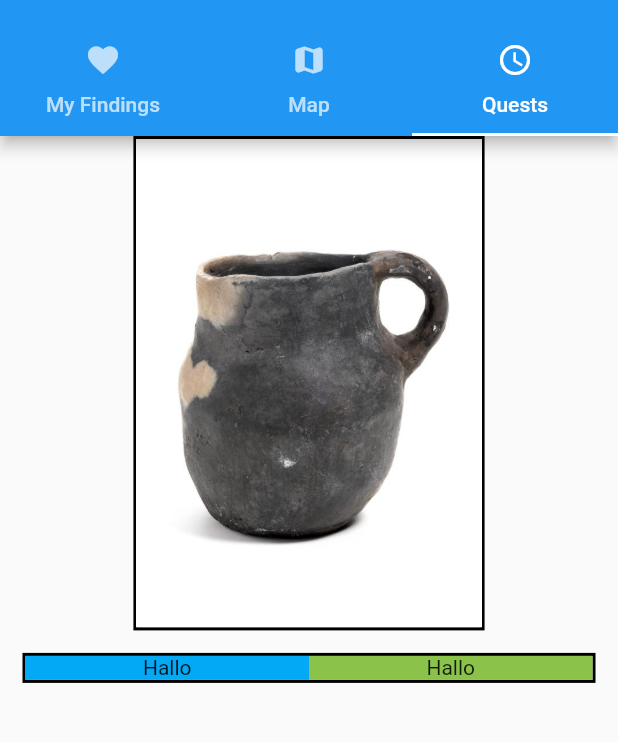
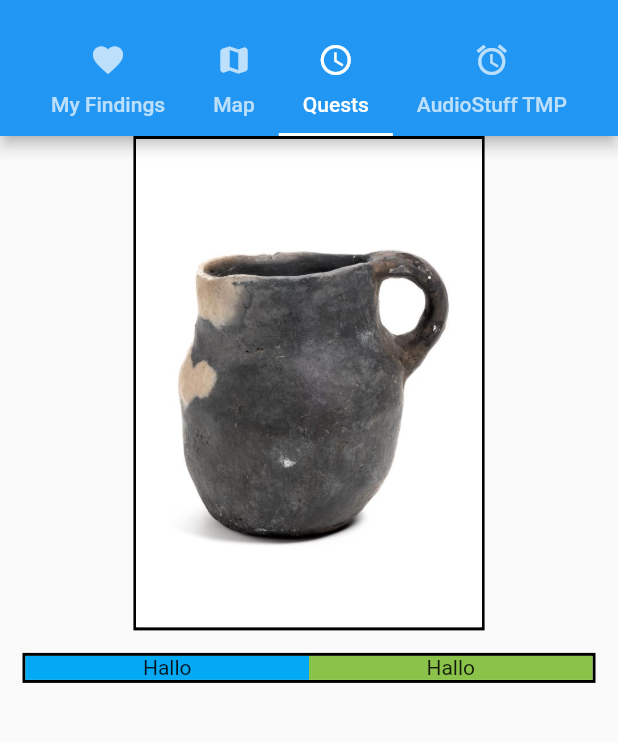
Before and after one commit to DoktorBotti/BadenHistory, a Flutter app: the screen it shows after launch, tab 3 chosen, on a phone screen of 412 x 824 dp, the part 59-801 px from its top. Run offline on Flutter 3.47's test engine with Material 2 defaults, Android fonts, the phone set to English and light mode, and no system bars; our stand-ins replace flutter_map, latlong2, shared_preferences; missing offline and left inert: flutter_map_location, flutter_map_marker_cluster; network calls fail.

Commit message:
temporary tab for sebastian

```diff
--- a/lib/main.dart
+++ b/lib/main.dart
@@ -3,7 +3,8 @@ import 'package:flutter/material.dart';
 import 'package:flutter_ws/DetailScreen.dart';
 import 'package:flutter_ws/MapScreen.dart';
 import 'package:flutter_ws/RecordsAndFetcher.dart';
-
+import 'package:flutter_ws/SoundComponents.dart';
+import 'package:latlong2/latlong.dart';
 
 void main() {
   runApp(BadenHistory());
@@ -29,13 +30,13 @@ class _HomeScreenState extends State<HomeScreen> {
   @override
   Widget build(BuildContext context) {
     return DefaultTabController(
-        length: 3,
+        length: 4,
         child: Scaffold(
           appBar: AppBar(
             title: Text('Baden History'),
             bottom: TabBar(
               indicatorColor: Colors.white,
-              isScrollable: false,
+              isScrollable: true,
               tabs: [
                 Tab(
                   text: 'My Findings',
@@ -45,7 +46,8 @@ class _HomeScreenState extends State<HomeScreen> {
                 Tab(
                   text: 'Quests',
                   icon: Icon(Icons.access_time),
-                )
+                ),
+                Tab(text: 'AudioStuff TMP', icon: Icon(Icons.access_alarms))
               ],
             ),
           ),
@@ -56,14 +58,13 @@ class _HomeScreenState extends State<HomeScreen> {
               DetailScreen(
                 imagePath: "assets/testimage.jpg",
               ),
+              AudioGui()
             ],
             physics: NeverScrollableScrollPhysics(),
           ),
         ));
   }
 }
-
-
 
 class FindingsScreen extends StatefulWidget {
   const FindingsScreen({Key? key}) : super(key: key);
```
Also changed, not shown: lib/RecordsAndFetcher.dart (+2 -0 lines), lib/SoundComponents.dart (added, +15 -0 lines).
